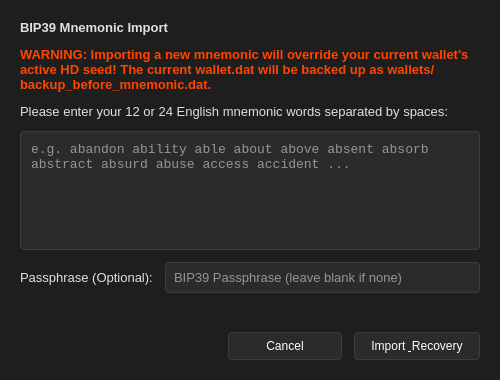
Old version of the form src/qt/forms/mnemonicimportdialog.ui in the repository jin7659/xpchain-community-core-upgrade.
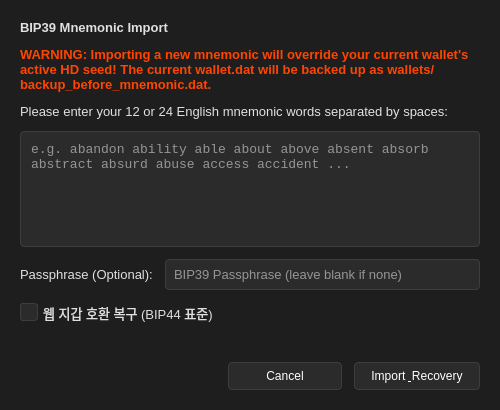
New version of the form.

Commit message: feat: 웹 지갑(BIP44 표준, coin_type=398) 니모닉 호환 복구 기능 구현

The edit to the form file:
```diff
--- a/src/qt/forms/mnemonicimportdialog.ui
+++ b/src/qt/forms/mnemonicimportdialog.ui
@@ -7,7 +7,7 @@
     <x>0</x>
     <y>0</y>
     <width>500</width>
-    <height>380</height>
+    <height>410</height>
    </rect>
   </property>
   <property name="windowTitle">
@@ -19,6 +19,9 @@
 QPlainTextEdit { background-color: #2b2b2b; color: #ffffff; border: 1px solid #3d3d3d; border-radius: 4px; padding: 6px; font-family: monospace; font-size: 13px; }
 QLineEdit { background-color: #2b2b2b; color: #ffffff; border: 1px solid #3d3d3d; border-radius: 4px; padding: 6px; font-size: 13px; }
 QPlainTextEdit:focus, QLineEdit:focus { border: 1px solid #106ba3; }
+QCheckBox { color: #e0e0e0; font-size: 13px; spacing: 5px; }
+QCheckBox::indicator { width: 16px; height: 16px; border: 1px solid #3d3d3d; border-radius: 3px; background-color: #2b2b2b; }
+QCheckBox::indicator:checked { background-color: #106ba3; border: 1px solid #106ba3; }
 QPushButton { background-color: #2b2b2b; color: #ffffff; border: 1px solid #3d3d3d; border-radius: 4px; padding: 6px 16px; min-width: 80px; }
 QPushButton:hover { background-color: #106ba3; border: 1px solid #106ba3; color: #ffffff; font-weight: bold; }
 QPushButton:pressed { background-color: #0d4f7a; }
@@ -104,6 +107,16 @@
      </item>
     </layout>
    </item>
+   <item>
+    <widget class="QCheckBox" name="bip44CheckBox">
+     <property name="text">
+      <string>웹 지갑 호환 복구 (BIP44 표준)</string>
+     </property>
+     <property name="checked">
+      <bool>false</bool>
+     </property>
+    </widget>
+   </item>
    <item>
     <widget class="QLabel" name="statusLabel">
      <property name="styleSheet">
```
The commit also changes 3 other files.
